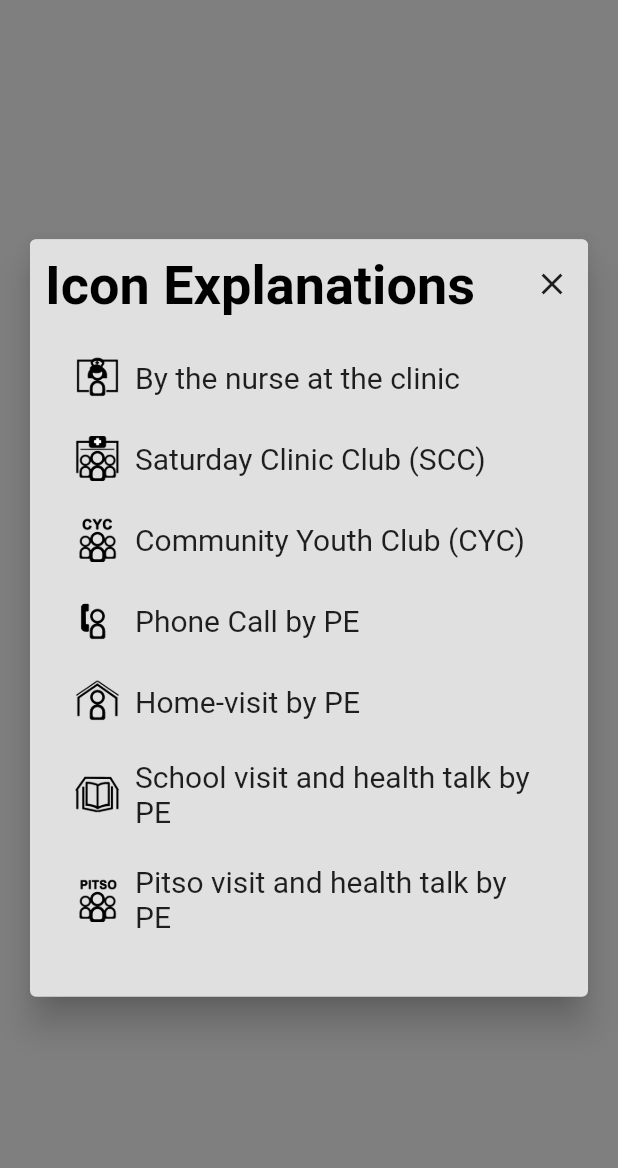
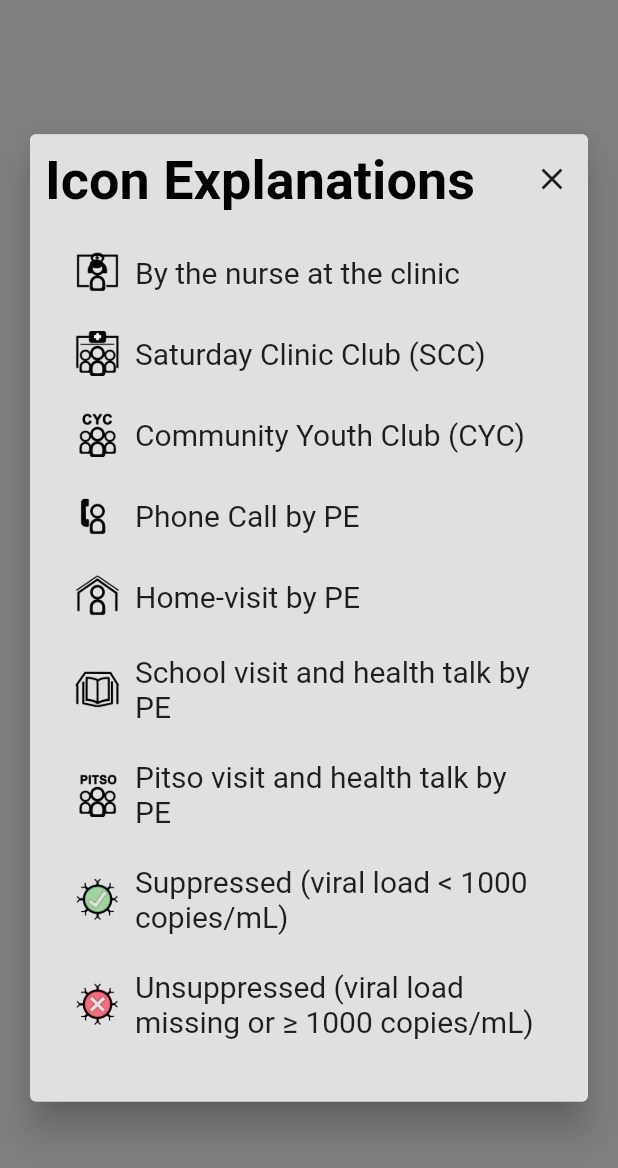
Before and after one commit to chrisly-bear/PEBRApp, a Flutter app: the IconExplanationsScreen screen opened by its route, on a phone screen of 412 x 824 dp. Shown: the top 1168 px of the screen. Run offline on Flutter 3.47's test engine with Material 2 defaults, Android fonts, the phone set to English and light mode, and no system bars; our stand-ins replace flushbar, shared_preferences, sqflite; missing offline and left inert: password, spreadsheet_decoder; accounts and stored records are empty.

Commit message:
Added viral loads to icon explanation screen.

```diff
--- a/lib/screens/IconExplanationsScreen.dart
+++ b/lib/screens/IconExplanationsScreen.dart
@@ -1,6 +1,7 @@
 
 import 'package:flutter/material.dart';
 import 'package:pebrapp/components/PopupScreen.dart';
+import 'package:pebrapp/config/PEBRAConfig.dart';
 import 'package:pebrapp/database/beans/SupportPreferencesSelection.dart';
 
 class IconExplanationsScreen extends StatefulWidget {
@@ -24,6 +25,8 @@ class _IconExplanationsScreenState extends State<IconExplanationsScreen> {
           _makeExplanation('assets/icons/homevisit_pe.png', SupportPreferencesSelection.HOME_VISIT_PE_DESCRIPTION),
           _makeExplanation('assets/icons/schooltalk_pe.png', SupportPreferencesSelection.SCHOOL_VISIT_PE_DESCRIPTION),
           _makeExplanation('assets/icons/pitso.png', SupportPreferencesSelection.PITSO_VISIT_PE_DESCRIPTION),
+          _makeExplanation('assets/icons/viralload_suppressed.png', 'Suppressed (viral load < $VL_SUPPRESSED_THRESHOLD copies/mL)'),
+          _makeExplanation('assets/icons/viralload_unsuppressed.png', 'Unsuppressed (viral load missing or ≥ $VL_SUPPRESSED_THRESHOLD copies/mL)'),
           SizedBox(height: 30),
         ],
       ),
```
